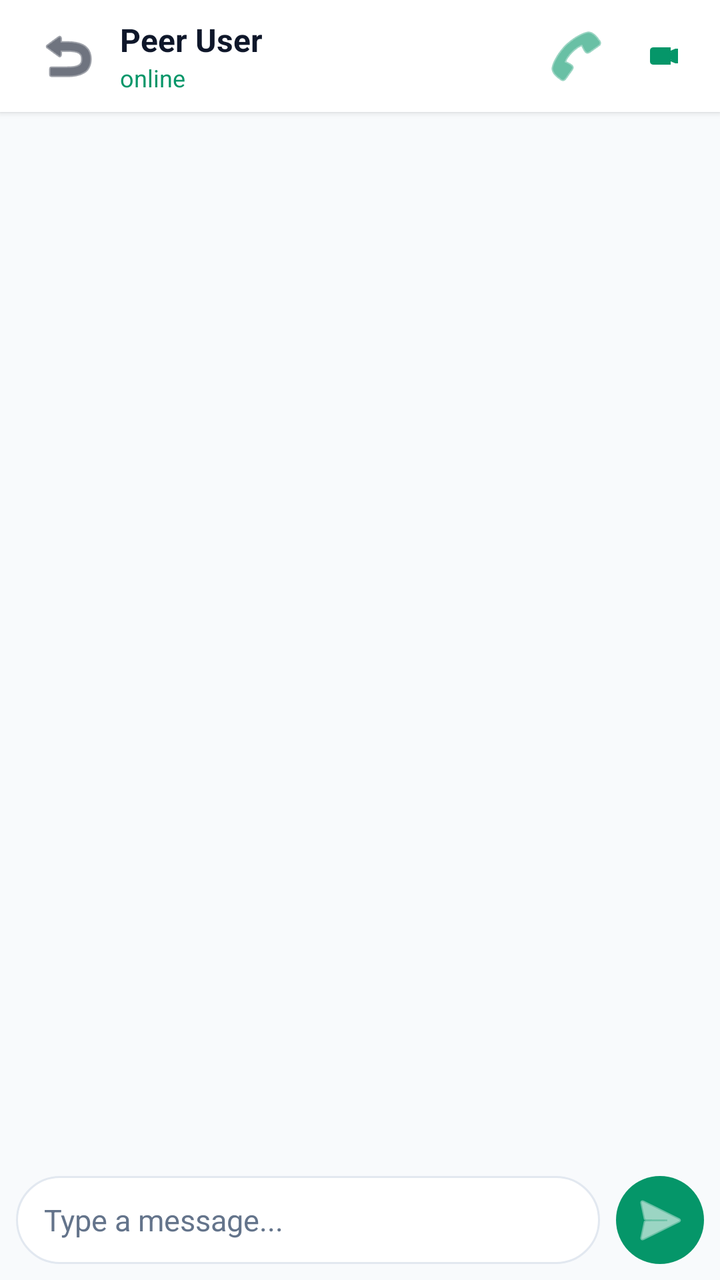
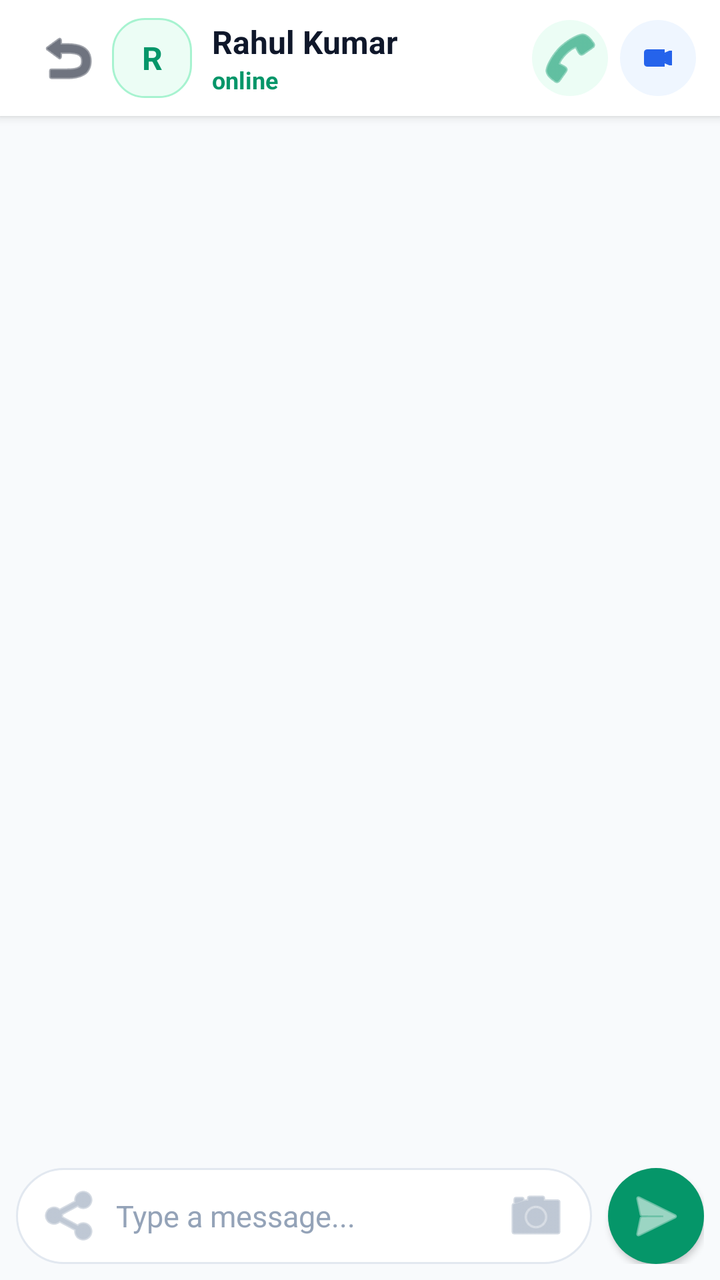

Two renders of the same Android screen: before a commit and after it. Below are the layout's source before the change and the commit's diff.
<!-- AndroidManifest.xml: application theme Theme.Sunao -->
<!-- res/layout/activity_chat.xml -->
<?xml version="1.0" encoding="utf-8"?>
<RelativeLayout xmlns:android="http://schemas.android.com/apk/res/android"
    xmlns:app="http://schemas.android.com/apk/res-auto"
    android:layout_width="match_parent"
    android:layout_height="match_parent"
    android:background="@color/slate_bg">

    
    <androidx.appcompat.widget.Toolbar
        android:id="@+id/chatToolbar"
        android:layout_width="match_parent"
        android:layout_height="?attr/actionBarSize"
        android:background="@color/card_white"
        android:elevation="2dp">

        <LinearLayout
            android:layout_width="match_parent"
            android:layout_height="match_parent"
            android:gravity="center_vertical"
            android:orientation="horizontal">

            <ImageButton
                android:id="@+id/btnBack"
                android:layout_width="36dp"
                android:layout_height="36dp"
                android:background="?attr/selectableItemBackgroundBorderless"
                android:src="@android:drawable/ic_menu_revert"
                app:tint="@color/text_primary" />

            <LinearLayout
                android:layout_width="0dp"
                android:layout_height="wrap_content"
                android:layout_weight="1"
                android:layout_marginStart="8dp"
                android:orientation="vertical">

                <TextView
                    android:id="@+id/tvPeerName"
                    android:layout_width="wrap_content"
                    android:layout_height="wrap_content"
                    android:text="Peer User"
                    android:textColor="@color/text_primary"
                    android:textSize="16sp"
                    android:textStyle="bold" />

                <TextView
                    android:id="@+id/tvPeerStatus"
                    android:layout_width="wrap_content"
                    android:layout_height="wrap_content"
                    android:text="online"
                    android:textColor="@color/primary_emerald"
                    android:textSize="12sp" />
            </LinearLayout>

            
            <ImageButton
                android:id="@+id/btnAudioCall"
                android:layout_width="40dp"
                android:layout_height="40dp"
                android:layout_marginEnd="4dp"
                android:background="?attr/selectableItemBackgroundBorderless"
                android:src="@android:drawable/ic_menu_call"
                app:tint="@color/primary_emerald" />

            <ImageButton
                android:id="@+id/btnVideoCall"
                android:layout_width="40dp"
                android:layout_height="40dp"
                android:layout_marginEnd="8dp"
                android:background="?attr/selectableItemBackgroundBorderless"
                android:src="@android:drawable/presence_video_online"
                app:tint="@color/primary_emerald" />
        </LinearLayout>
    </androidx.appcompat.widget.Toolbar>

    
    <androidx.recyclerview.widget.RecyclerView
        android:id="@+id/rvMessages"
        android:layout_width="match_parent"
        android:layout_height="match_parent"
        android:layout_above="@+id/layoutInput"
        android:layout_below="@+id/chatToolbar"
        android:clipToPadding="false"
        android:padding="12dp" />

    
    <LinearLayout
        android:id="@+id/layoutInput"
        android:layout_width="match_parent"
        android:layout_height="wrap_content"
        android:layout_alignParentBottom="true"
        android:gravity="center_vertical"
        android:orientation="horizontal"
        android:padding="8dp">

        <LinearLayout
            android:layout_width="0dp"
            android:layout_height="44dp"
            android:layout_weight="1"
            android:background="@drawable/bg_input_box"
            android:gravity="center_vertical"
            android:paddingHorizontal="14dp">

            <EditText
                android:id="@+id/etMessage"
                android:layout_width="match_parent"
                android:layout_height="match_parent"
                android:background="@null"
                android:hint="@string/type_a_message"
                android:textColor="@color/text_primary"
                android:textColorHint="@color/text_secondary"
                android:textSize="15sp" />
        </LinearLayout>

        <ImageButton
            android:id="@+id/btnSend"
            android:layout_width="44dp"
            android:layout_height="44dp"
            android:layout_marginStart="8dp"
            android:background="@drawable/bg_send_btn"
            android:src="@android:drawable/ic_menu_send"
            app:tint="@color/white" />
    </LinearLayout>

</RelativeLayout>
<!-- resources referenced by this layout -->
<resources>
  <color name="card_white">#FFFFFF</color>
  <color name="primary_emerald">#059669</color>
  <color name="slate_bg">#F8FAFC</color>
  <color name="text_primary">#0F172A</color>
  <color name="text_secondary">#64748B</color>
  <color name="white">#FFFFFF</color>
  <!-- drawable bg_input_box (drawable) -->
  <?xml version="1.0" encoding="utf-8"?>
  <shape xmlns:android="http://schemas.android.com/apk/res/android">
      <solid android:color="@color/card_white" />
      <stroke android:width="1dp" android:color="@color/border_light" />
      <corners android:radius="24dp" />
  </shape>
  <!-- drawable bg_send_btn (drawable) -->
  <?xml version="1.0" encoding="utf-8"?>
  <shape xmlns:android="http://schemas.android.com/apk/res/android" android:shape="oval">
      <solid android:color="@color/primary_emerald" />
  </shape>
  <string name="type_a_message">Type a message...</string>
  <style name="Theme.Sunao" parent="Theme.MaterialComponents.Light.NoActionBar">
          <item name="colorPrimary">@color/primary_emerald</item>
          <item name="colorPrimaryDark">@color/primary_emerald_dark</item>
          <item name="colorAccent">@color/primary_emerald</item>
          <item name="android:windowBackground">@color/slate_bg</item>
          <item name="android:statusBarColor">@color/primary_emerald_dark</item>
      </style>
  <color name="border_light">#E2E8F0</color>
  <color name="primary_emerald_dark">#047857</color>
</resources>

<!-- the commit's change to res/layout/activity_chat.xml (unified diff, before → after) -->
@@ -9,9 +9,9 @@
     <androidx.appcompat.widget.Toolbar
         android:id="@+id/chatToolbar"
         android:layout_width="match_parent"
-        android:layout_height="?attr/actionBarSize"
+        android:layout_height="58dp"
         android:background="@color/card_white"
-        android:elevation="2dp">
+        android:elevation="3dp">
 
         <LinearLayout
             android:layout_width="match_parent"
@@ -27,18 +27,41 @@
                 android:src="@android:drawable/ic_menu_revert"
                 app:tint="@color/text_primary" />
 
+            
+            <RelativeLayout
+                android:layout_width="40dp"
+                android:layout_height="40dp"
+                android:layout_marginStart="4dp">
+
+                <View
+                    android:layout_width="40dp"
+                    android:layout_height="40dp"
+                    android:background="@drawable/bg_avatar_squircle" />
+
+                <TextView
+                    android:id="@+id/tvChatAvatarInitial"
+                    android:layout_width="match_parent"
+                    android:layout_height="match_parent"
+                    android:gravity="center"
+                    android:textColor="@color/primary_emerald"
+                    android:textSize="16sp"
+                    android:textStyle="bold"
+                    android:text="R" />
+            </RelativeLayout>
+
+            
             <LinearLayout
                 android:layout_width="0dp"
                 android:layout_height="wrap_content"
                 android:layout_weight="1"
-                android:layout_marginStart="8dp"
+                android:layout_marginStart="10dp"
                 android:orientation="vertical">
 
                 <TextView
                     android:id="@+id/tvPeerName"
                     android:layout_width="wrap_content"
                     android:layout_height="wrap_content"
-                    android:text="Peer User"
+                    android:text="Rahul Kumar"
                     android:textColor="@color/text_primary"
                     android:textSize="16sp"
                     android:textStyle="bold" />
@@ -49,27 +72,28 @@
                     android:layout_height="wrap_content"
                     android:text="online"
                     android:textColor="@color/primary_emerald"
-                    android:textSize="12sp" />
+                    android:textSize="12sp"
+                    android:textStyle="bold" />
             </LinearLayout>
 
             
             <ImageButton
                 android:id="@+id/btnAudioCall"
-                android:layout_width="40dp"
-                android:layout_height="40dp"
-                android:layout_marginEnd="4dp"
-                android:background="?attr/selectableItemBackgroundBorderless"
+                android:layout_width="38dp"
+                android:layout_height="38dp"
+                android:layout_marginEnd="6dp"
+                android:background="@drawable/bg_quick_action_audio"
                 android:src="@android:drawable/ic_menu_call"
                 app:tint="@color/primary_emerald" />
 
             <ImageButton
                 android:id="@+id/btnVideoCall"
-                android:layout_width="40dp"
-                android:layout_height="40dp"
-                android:layout_marginEnd="8dp"
-                android:background="?attr/selectableItemBackgroundBorderless"
+                android:layout_width="38dp"
+                android:layout_height="38dp"
+                android:layout_marginEnd="12dp"
+                android:background="@drawable/bg_quick_action_video"
                 android:src="@android:drawable/presence_video_online"
-                app:tint="@color/primary_emerald" />
+                app:tint="@color/blue_video" />
         </LinearLayout>
     </androidx.appcompat.widget.Toolbar>
 
@@ -95,29 +119,46 @@
 
         <LinearLayout
             android:layout_width="0dp"
-            android:layout_height="44dp"
+            android:layout_height="48dp"
             android:layout_weight="1"
             android:background="@drawable/bg_input_box"
             android:gravity="center_vertical"
             android:paddingHorizontal="14dp">
 
+            <ImageButton
+                android:layout_width="28dp"
+                android:layout_height="28dp"
+                android:background="?attr/selectableItemBackgroundBorderless"
+                android:src="@android:drawable/ic_menu_share"
+                app:tint="@color/text_muted" />
+
             <EditText
                 android:id="@+id/etMessage"
-                android:layout_width="match_parent"
+                android:layout_width="0dp"
                 android:layout_height="match_parent"
+                android:layout_weight="1"
+                android:layout_marginStart="8dp"
                 android:background="@null"
                 android:hint="@string/type_a_message"
                 android:textColor="@color/text_primary"
-                android:textColorHint="@color/text_secondary"
+                android:textColorHint="@color/text_muted"
                 android:textSize="15sp" />
+
+            <ImageButton
+                android:layout_width="28dp"
+                android:layout_height="28dp"
+                android:background="?attr/selectableItemBackgroundBorderless"
+                android:src="@android:drawable/ic_menu_camera"
+                app:tint="@color/text_muted" />
         </LinearLayout>
 
         <ImageButton
             android:id="@+id/btnSend"
-            android:layout_width="44dp"
-            android:layout_height="44dp"
+            android:layout_width="48dp"
+            android:layout_height="48dp"
             android:layout_marginStart="8dp"
             android:background="@drawable/bg_send_btn"
+            android:elevation="2dp"
             android:src="@android:drawable/ic_menu_send"
             app:tint="@color/white" />
     </LinearLayout>
<!-- resource entries referenced after the edit -->
@@ -1,17 +1,35 @@
 <!-- resources referenced by this layout -->
 <resources>
+  <color name="blue_video">#2563EB</color>
   <color name="card_white">#FFFFFF</color>
   <color name="primary_emerald">#059669</color>
   <color name="slate_bg">#F8FAFC</color>
+  <color name="text_muted">#94A3B8</color>
   <color name="text_primary">#0F172A</color>
-  <color name="text_secondary">#64748B</color>
   <color name="white">#FFFFFF</color>
+  <!-- drawable bg_avatar_squircle (drawable) -->
+  <?xml version="1.0" encoding="utf-8"?>
+  <shape xmlns:android="http://schemas.android.com/apk/res/android">
+      <solid android:color="@color/emerald_light" />
+      <stroke android:width="1dp" android:color="@color/emerald_border" />
+      <corners android:radius="16dp" />
+  </shape>
   <!-- drawable bg_input_box (drawable) -->
   <?xml version="1.0" encoding="utf-8"?>
   <shape xmlns:android="http://schemas.android.com/apk/res/android">
       <solid android:color="@color/card_white" />
       <stroke android:width="1dp" android:color="@color/border_light" />
       <corners android:radius="24dp" />
+  </shape>
+  <!-- drawable bg_quick_action_audio (drawable) -->
+  <?xml version="1.0" encoding="utf-8"?>
+  <shape xmlns:android="http://schemas.android.com/apk/res/android" android:shape="oval">
+      <solid android:color="@color/emerald_light" />
+  </shape>
+  <!-- drawable bg_quick_action_video (drawable) -->
+  <?xml version="1.0" encoding="utf-8"?>
+  <shape xmlns:android="http://schemas.android.com/apk/res/android" android:shape="oval">
+      <solid android:color="@color/blue_video_light" />
   </shape>
   <!-- drawable bg_send_btn (drawable) -->
   <?xml version="1.0" encoding="utf-8"?>
@@ -26,7 +44,10 @@
           <item name="android:windowBackground">@color/slate_bg</item>
           <item name="android:statusBarColor">@color/primary_emerald_dark</item>
       </style>
+  <color name="emerald_light">#ECFDF5</color>
+  <color name="emerald_border">#A7F3D0</color>
   <color name="border_light">#E2E8F0</color>
+  <color name="blue_video_light">#EFF6FF</color>
   <color name="primary_emerald_dark">#047857</color>
 </resources>
 
